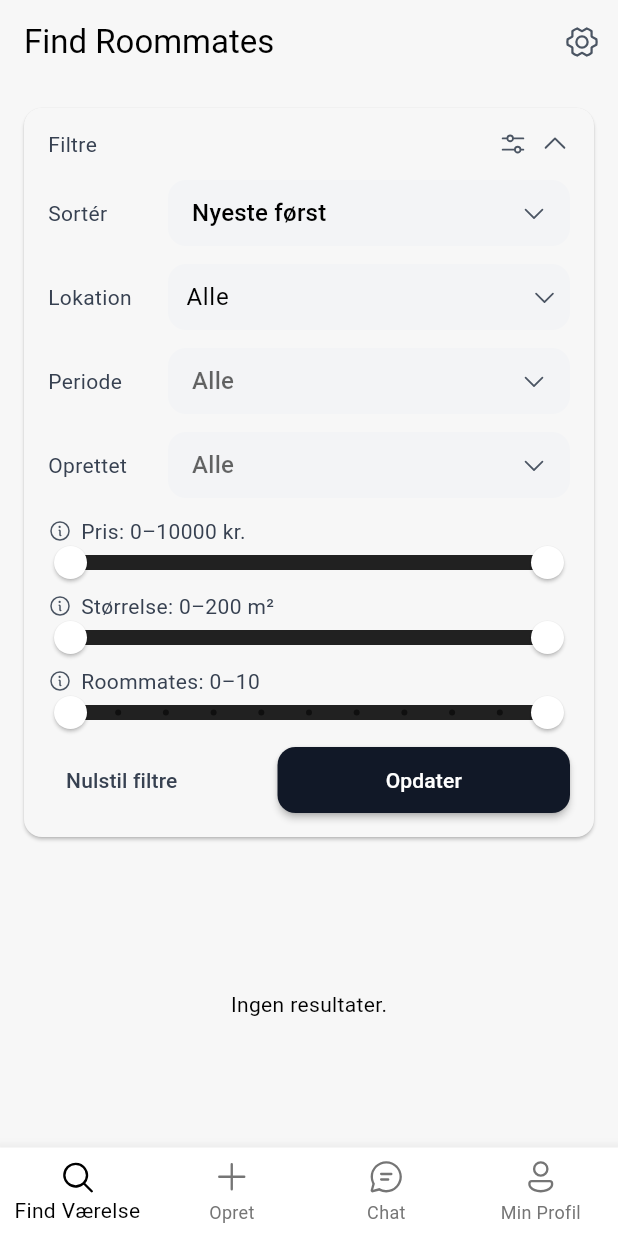
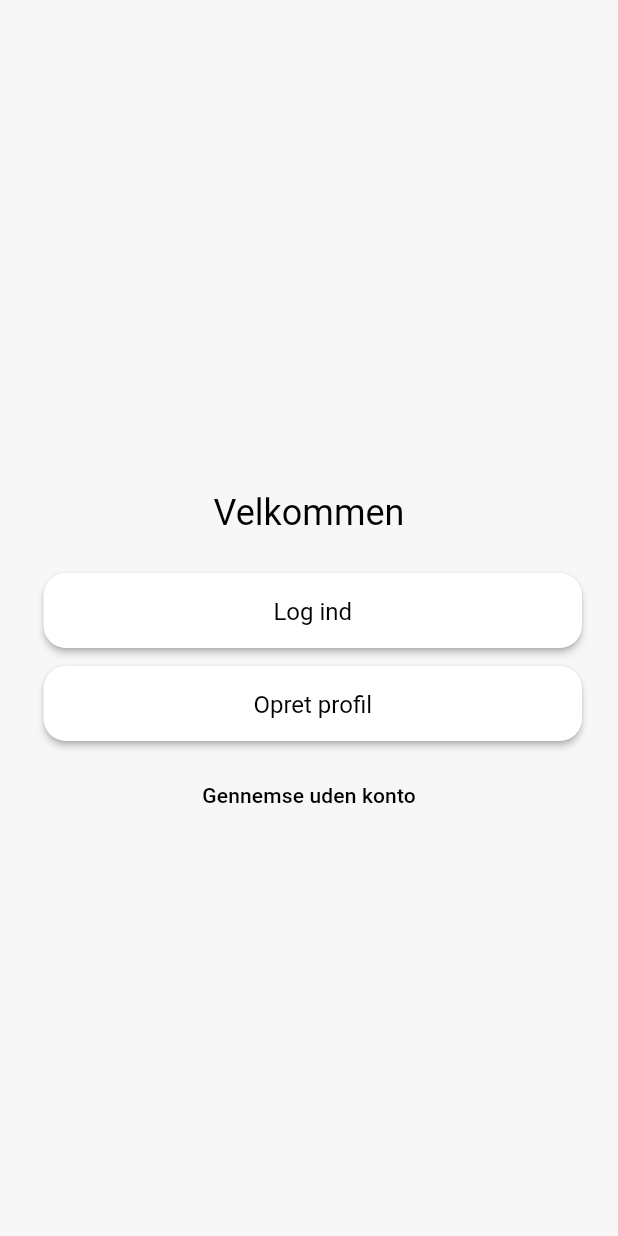
Before and after one commit to AndreasBardram/RoomFinder, a Flutter app: the screen it shows after launch, on a phone screen of 412 x 824 dp. Run offline on Flutter 3.47's test engine with Material 3 defaults, Android fonts, the phone set to English and light mode, and no system bars; drawn by our look-alikes of flutter_typeahead; our stand-ins replace cached_network_image, cloud_firestore, firebase_auth, firebase_core, firebase_storage, fluentui_system_icons and 5 more; missing offline and left inert: flutter_firebase_chat_core; accounts and stored records are empty.

Commit message:
welcome screen

```diff
--- a/room_finder/lib/main.dart
+++ b/room_finder/lib/main.dart
@@ -2,7 +2,7 @@ import 'package:flutter/material.dart';
 import 'package:firebase_core/firebase_core.dart';
 import 'package:intl/date_symbol_data_local.dart' as intl;
 import 'firebase_options.dart';
-import 'utils/navigation.dart';
+import 'utils/auth_gate.dart';
 
 final GlobalKey<ScaffoldMessengerState> scaffoldMessengerKey =
     GlobalKey<ScaffoldMessengerState>();
@@ -28,7 +28,7 @@ class RoomMatchApp extends StatelessWidget {
       title: 'RoomMatch',
       theme: _theme(),
       debugShowCheckedModeBanner: false,
-      home: const MainScreen(initialIndex: 0),
+      home: const AuthGate(),
     );
   }
 
--- a/room_finder/lib/screens/find_værelse_screen.dart
+++ b/room_finder/lib/screens/find_værelse_screen.dart
@@ -127,7 +127,6 @@ class _FindRoommatesScreenState extends State<FindRoommatesScreen> {
   Widget build(BuildContext context) {
     return Scaffold(
       appBar: AppBar(
-        title: const Text('Find Roommates'),
         actions: [
           IconButton(
             icon: Icon(PhosphorIcons.gearSix(), color: _iconColor),
--- /dev/null
+++ b/room_finder/lib/screens/welcome_screen.dart
@@ -0,0 +1,81 @@
+import 'package:flutter/material.dart';
+import '../components/custom_styles.dart';
+import '../utils/navigation.dart';
+import 'log_ind_screen.dart';
+import 'opret_profil_screen.dart';
+
+class WelcomeScreen extends StatelessWidget {
+  const WelcomeScreen({super.key});
+
+  @override
+  Widget build(BuildContext context) {
+    return Scaffold(
+      backgroundColor: Theme.of(context).primaryColor,
+      appBar: AppBar(
+        backgroundColor: Theme.of(context).primaryColor,
+        elevation: 0,
+        automaticallyImplyLeading: false,
+      ),
+      body: SafeArea(
+        child: Center(
+          child: SingleChildScrollView(
+            padding: const EdgeInsets.symmetric(horizontal: 24),
+            child: Column(
+              mainAxisAlignment: MainAxisAlignment.center,
+              children: [
+                Text(
+                  'Velkommen',
+                  style: Theme.of(context).textTheme.headlineSmall?.copyWith(fontSize: 24),
+                  textAlign: TextAlign.center,
+                ),
+                const SizedBox(height: 24),
+                SizedBox(
+                  width: double.infinity,
+                  child: CustomButtonContainer(
+                    child: ElevatedButton(
+                      style: customElevatedButtonStyle(),
+                      onPressed: () => Navigator.push(
+                        context,
+                        MaterialPageRoute(builder: (_) => const LoginScreen()),
+                      ),
+                      child: Text(
+                        'Log ind',
+                        style: Theme.of(context).textTheme.headlineSmall?.copyWith(fontSize: 16),
+                      ),
+                    ),
+                  ),
+                ),
+                const SizedBox(height: 12),
+                SizedBox(
+                  width: double.infinity,
+                  child: CustomButtonContainer(
+                    child: ElevatedButton(
+                      style: customElevatedButtonStyle(),
+                      onPressed: () => Navigator.push(
+                        context,
+                        MaterialPageRoute(builder: (_) => const CreateAccountScreen()),
+                      ),
+                      child: Text(
+                        'Opret profil',
+                        style: Theme.of(context).textTheme.headlineSmall?.copyWith(fontSize: 16),
+                      ),
+                    ),
+                  ),
+                ),
+                const SizedBox(height: 12),
+                TextButton(
+                  style: TextButton.styleFrom(foregroundColor: Colors.black),
+                  onPressed: () => Navigator.pushReplacement(
+                    context,
+                    MaterialPageRoute(builder: (_) => const MainScreen(initialIndex: 0)),
+                  ),
+                  child: const Text('Gennemse uden konto'),
+                ),
+              ],
+            ),
+          ),
+        ),
+      ),
+    );
+  }
+}
--- /dev/null
+++ b/room_finder/lib/utils/auth_gate.dart
@@ -0,0 +1,23 @@
+import 'package:flutter/material.dart';
+import 'package:firebase_auth/firebase_auth.dart';
+import '../screens/welcome_screen.dart';
+import 'navigation.dart';
+
+class AuthGate extends StatelessWidget {
+  const AuthGate({super.key});
+
+  @override
+  Widget build(BuildContext context) {
+    return StreamBuilder<User?>(
+      stream: FirebaseAuth.instance.authStateChanges(),
+      builder: (context, snap) {
+        if (snap.connectionState != ConnectionState.active) {
+          return const Scaffold(body: Center(child: CircularProgressIndicator()));
+        }
+        final user = snap.data;
+        if (user != null) return const MainScreen(initialIndex: 0);
+        return const WelcomeScreen();
+      },
+    );
+  }
+}
```
